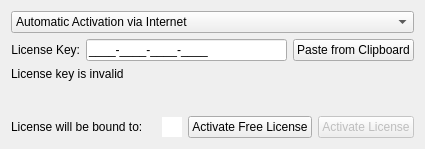
Qt form client/src/ui/widgets/settings/license_widget.ui (networkoptix/nx_open) before a commit.
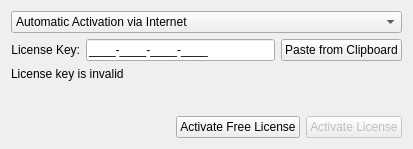
The same form after that commit. Custom widgets are drawn as their Qt base class.

Commit message:
(Issue #4356) :  License will be bound to....
<==== Mercurial data ====>
Branch: master

```diff
--- a/client/src/ui/widgets/settings/license_widget.ui
+++ b/client/src/ui/widgets/settings/license_widget.ui
@@ -197,26 +197,19 @@
     </widget>
    </item>
    <item>
-    <layout class="QHBoxLayout" name="horizontalLayout" stretch="0,0,0,0,0">
+    <layout class="QHBoxLayout" name="horizontalLayout" stretch="0,0,0">
      <item>
-      <widget class="QLabel" name="boundToLabel">
-       <property name="text">
-        <string>License will be bound to:</string>
+      <spacer name="horizontalSpacer">
+       <property name="orientation">
+        <enum>Qt::Horizontal</enum>
        </property>
-      </widget>
-     </item>
-     <item>
-      <widget class="QLabel" name="serverIconLabel"/>
-     </item>
-     <item>
-      <widget class="QLineEdit" name="serverNameLabel">
-       <property name="frame">
-        <bool>false</bool>
+       <property name="sizeHint" stdset="0">
+        <size>
+         <width>40</width>
+         <height>20</height>
+        </size>
        </property>
-       <property name="readOnly">
-        <bool>true</bool>
-       </property>
-      </widget>
+      </spacer>
      </item>
      <item>
       <widget class="QPushButton" name="activateFreeLicenseButton">
```
Left out of the diff: 6 changed lines with no effect on the pictures. The commit also changes 2 other files.
